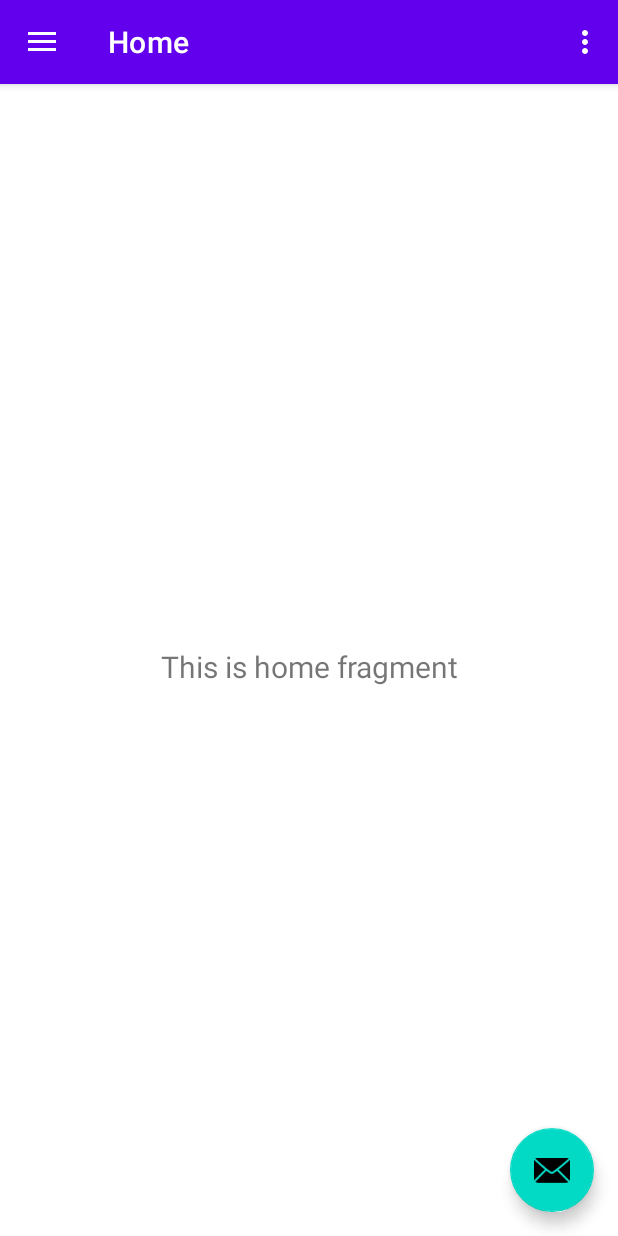
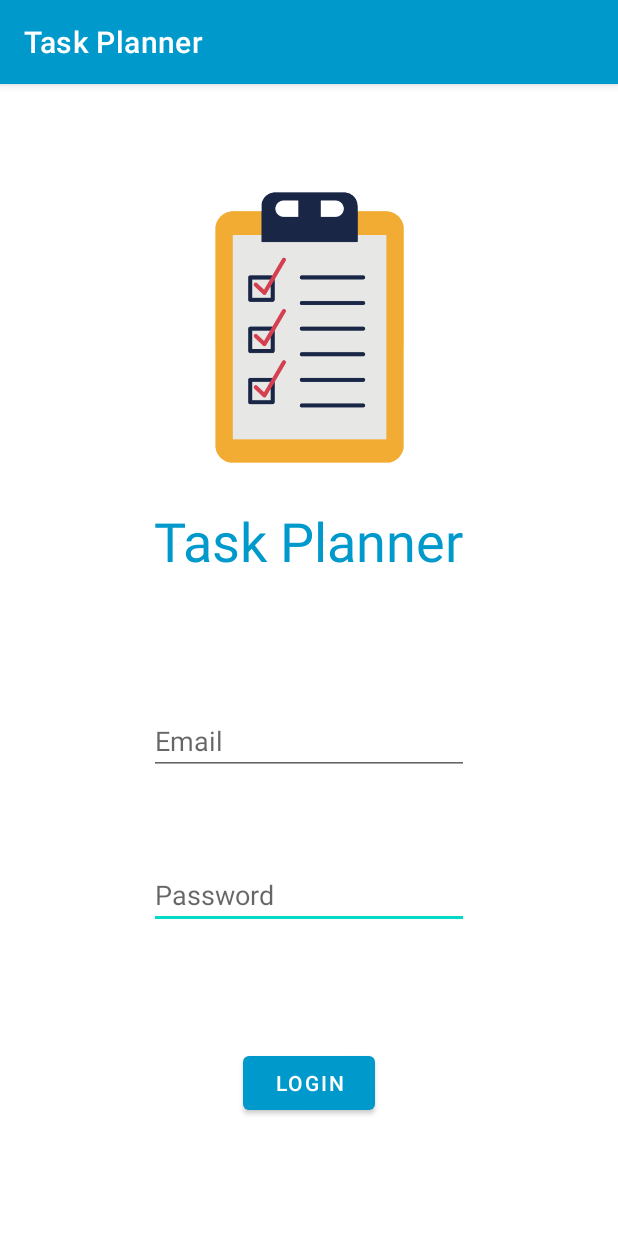
Before and after one commit to JohannPaez/IETI-LAB12, an Android app: the screen it shows after launch (MainActivity before the commit, LoginActivity after it), on a phone screen of 412 x 824 dp. Run offline under Robolectric (Android 15) with nearby library versions, the phone set to English and light mode, and no system bars; libraries missing offline, so code that uses them is left out: retrofit2.converter.jackson; 2 statements that could not run were skipped.

Commit message:
Conected Login

```diff
--- a/app/build.gradle
+++ b/app/build.gradle
@@ -40,4 +40,7 @@ dependencies {
     testImplementation 'junit:junit:4.+'
     androidTestImplementation 'androidx.test.ext:junit:1.1.2'
     androidTestImplementation 'androidx.test.espresso:espresso-core:3.3.0'
+    implementation 'com.squareup.retrofit2:retrofit:2.9.0'
+    implementation 'com.squareup.retrofit2:converter-jackson:2.9.0'
+
 }
--- /dev/null
+++ b/app/src/main/java/com/iet/taskplanner/LaunchActivity.java
@@ -0,0 +1,29 @@
+package com.iet.taskplanner;
+
+import android.content.Context;
+import android.content.Intent;
+import android.content.SharedPreferences;
+import android.os.Bundle;
+
+import androidx.annotation.Nullable;
+import androidx.appcompat.app.AppCompatActivity;
+
+public class LaunchActivity extends AppCompatActivity {
+    public static final String TOKEN_KEY = "TOKEN_KEY";
+
+    @Override
+    protected void onCreate( @Nullable Bundle savedInstanceState )
+    {
+        super.onCreate( savedInstanceState );
+        SharedPreferences sharedPref =
+                getSharedPreferences( getString( R.string.preference_file_key ), Context.MODE_PRIVATE );
+        Intent intent;
+        if(sharedPref.contains(TOKEN_KEY)){
+            intent = new Intent(this, MainActivity.class);
+        }else{
+            intent = new Intent(this, LoginActivity.class);
+        }
+        startActivity(intent);
+        finish();
+    }
+}
--- /dev/null
+++ b/app/src/main/java/com/iet/taskplanner/services/AuthService.java
@@ -0,0 +1,11 @@
+package com.iet.taskplanner.services;
+
+import com.iet.taskplanner.model.User;
+import retrofit2.Call;
+import retrofit2.http.Body;
+import retrofit2.http.POST;
+
+public interface AuthService {
+    @POST("auth")
+    Call<Token> getToken(@Body User user);
+}
--- /dev/null
+++ b/app/src/main/res/layout/activity_login.xml
@@ -0,0 +1,75 @@
+<?xml version="1.0" encoding="utf-8"?>
+<androidx.constraintlayout.widget.ConstraintLayout xmlns:android="http://schemas.android.com/apk/res/android"
+    xmlns:app="http://schemas.android.com/apk/res-auto"
+    xmlns:tools="http://schemas.android.com/tools"
+    android:layout_width="match_parent"
+    android:layout_height="match_parent"
+    android:visibility="visible">
+
+    <EditText
+        android:id="@+id/idActivity_LoginPassword"
+        android:layout_width="wrap_content"
+        android:layout_height="wrap_content"
+        android:ems="10"
+        android:hint="Password"
+        android:inputType="textPassword"
+        app:layout_constraintBottom_toBottomOf="parent"
+        app:layout_constraintEnd_toEndOf="parent"
+        app:layout_constraintHorizontal_bias="0.5"
+        app:layout_constraintStart_toStartOf="parent"
+        app:layout_constraintTop_toBottomOf="@+id/idActivity_LoginEmail"
+        app:layout_constraintVertical_bias="0.219" />
+
+    <EditText
+        android:id="@+id/idActivity_LoginEmail"
+        android:layout_width="wrap_content"
+        android:layout_height="wrap_content"
+        android:ems="10"
+        android:hint="Email"
+        android:inputType="textEmailAddress"
+        android:visibility="visible"
+        app:layout_constraintBottom_toBottomOf="parent"
+        app:layout_constraintEnd_toEndOf="parent"
+        app:layout_constraintHorizontal_bias="0.5"
+        app:layout_constraintStart_toStartOf="parent"
+        app:layout_constraintTop_toTopOf="parent"
+        app:layout_constraintVertical_bias="0.575" />
+
+    <TextView
+        android:id="@+id/textView2"
+        android:layout_width="wrap_content"
+        android:layout_height="wrap_content"
+        android:text="Task Planner"
+        android:textColor="@android:color/holo_blue_dark"
+        android:textSize="36sp"
+        app:layout_constraintBottom_toTopOf="@+id/idActivity_LoginEmail"
+        app:layout_constraintEnd_toEndOf="parent"
+        app:layout_constraintHorizontal_bias="0.5"
+        app:layout_constraintStart_toStartOf="parent"
+        app:layout_constraintTop_toTopOf="parent"
+        app:layout_constraintVertical_bias="0.763" />
+
+    <Button
+        android:id="@+id/idActivity_LoginButton"
+        android:layout_width="wrap_content"
+        android:layout_height="wrap_content"
+        android:onClick="onLogin"
+        android:text="Login"
+        app:layout_constraintBottom_toBottomOf="parent"
+        app:layout_constraintEnd_toEndOf="parent"
+        app:layout_constraintHorizontal_bias="0.5"
+        app:layout_constraintStart_toStartOf="parent"
+        app:layout_constraintTop_toBottomOf="@+id/idActivity_LoginPassword" />
+
+    <ImageView
+        android:id="@+id/imageView3"
+        android:layout_width="182dp"
+        android:layout_height="182dp"
+        app:layout_constraintBottom_toTopOf="@+id/textView2"
+        app:layout_constraintEnd_toEndOf="parent"
+        app:layout_constraintHorizontal_bias="0.5"
+        app:layout_constraintStart_toStartOf="parent"
+        app:layout_constraintTop_toTopOf="parent"
+        app:layout_constraintVertical_bias="0.731"
+        app:srcCompat="@drawable/taskimage" />
+</androidx.constraintlayout.widget.ConstraintLayout>
--- a/app/src/main/res/menu/activity_main_drawer.xml
+++ b/app/src/main/res/menu/activity_main_drawer.xml
@@ -14,7 +14,7 @@
             android:title="@string/menu_gallery" />
         <item
             android:id="@+id/nav_slideshow"
-            android:icon="@drawable/ic_menu_slideshow"
-            android:title="@string/menu_slideshow" />
+            android:icon="@drawable/baseline_exit_to_app_black_18dp"
+            android:title="Logout" />
     </group>
 </menu>
--- a/app/src/main/res/values-night/themes.xml
+++ b/app/src/main/res/values-night/themes.xml
@@ -2,8 +2,8 @@
     <!-- Base application theme. -->
     <style name="Theme.TaskPlanner" parent="Theme.MaterialComponents.DayNight.DarkActionBar">
         <!-- Primary brand color. -->
-        <item name="colorPrimary">@color/purple_200</item>
-        <item name="colorPrimaryVariant">@color/purple_700</item>
+        <item name="colorPrimary">@android:color/holo_blue_dark</item>
+        <item name="colorPrimaryVariant">@android:color/holo_blue_dark</item>
         <item name="colorOnPrimary">@color/black</item>
         <!-- Secondary brand color. -->
         <item name="colorSecondary">@color/teal_200</item>
--- a/app/src/main/res/values/strings.xml
+++ b/app/src/main/res/values/strings.xml
@@ -10,4 +10,5 @@
     <string name="menu_home">Home</string>
     <string name="menu_gallery">Gallery</string>
     <string name="menu_slideshow">Slideshow</string>
+    <string name="preference_file_key" />
 </resources>
--- a/app/src/main/res/values/themes.xml
+++ b/app/src/main/res/values/themes.xml
@@ -2,8 +2,8 @@
     <!-- Base application theme. -->
     <style name="Theme.TaskPlanner" parent="Theme.MaterialComponents.DayNight.DarkActionBar">
         <!-- Primary brand color. -->
-        <item name="colorPrimary">@color/purple_500</item>
-        <item name="colorPrimaryVariant">@color/purple_700</item>
+        <item name="colorPrimary">@android:color/holo_blue_dark</item>
+        <item name="colorPrimaryVariant">#FF017095</item>
         <item name="colorOnPrimary">@color/white</item>
         <!-- Secondary brand color. -->
         <item name="colorSecondary">@color/teal_200</item>
--- a/secure-api-spring-boot/src/main/java/com/eci/cosw/springbootsecureapi/controller/AuthController.java
+++ b/secure-api-spring-boot/src/main/java/com/eci/cosw/springbootsecureapi/controller/AuthController.java
@@ -36,7 +36,6 @@ public class AuthController
     public Token login( @RequestBody User login )
         throws ServletException
     {
-
         String jwtToken;
 
         if ( login.getEmail() == null || login.getPassword() == null )
```
Also changed, not shown: app/src/main/AndroidManifest.xml (+10 -1 lines), app/src/main/java/com/iet/taskplanner/LoginActivity.java (added, +64 -0 lines), app/src/main/java/com/iet/taskplanner/model/User.java (added, +23 -0 lines), app/src/main/java/com/iet/taskplanner/services/Token.java (added, +20 -0 lines), app/src/main/java/com/iet/taskplanner/ui/slideshow/SlideshowFragment.java (+13 -11 lines), app/src/main/res/drawable/baseline_exit_to_app_black_18dp.png (added), app/src/main/res/drawable/taskimage.png (added).
